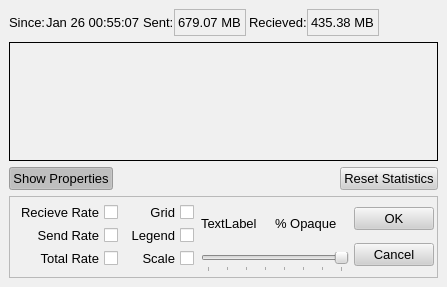
Above: src/gui/bwgraph/bwgraph.ui from a-ilin/vidalia before the change. Below: the same form after it.
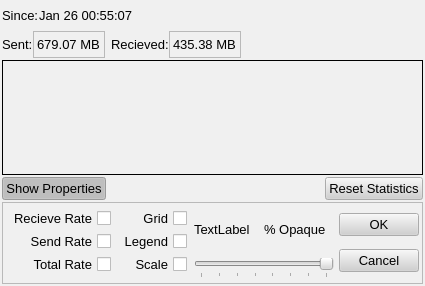
That is the form after the change. Icons and pictures are not drawn.

Commit message:
Smaller yet.
svn:r193

The edit to the form file:
```diff
--- a/src/gui/bwgraph/bwgraph.ui
+++ b/src/gui/bwgraph/bwgraph.ui
@@ -8,8 +8,8 @@
    <rect>
     <x>0</x>
     <y>0</y>
-    <width>446</width>
-    <height>287</height>
+    <width>423</width>
+    <height>286</height>
    </rect>
   </property>
   <property name="palette" >
@@ -299,26 +299,18 @@
   </property>
   <layout class="QVBoxLayout" >
    <property name="margin" >
-    <number>9</number>
+    <number>2</number>
+   </property>
+   <property name="spacing" >
+    <number>2</number>
+   </property>
+   <item>
+    <layout class="QHBoxLayout" >
+     <property name="margin" >
+      <number>0</number>
    </property>
    <property name="spacing" >
     <number>6</number>
-   </property>
-   <item>
-    <layout class="QHBoxLayout" >
-     <property name="margin" >
-      <number>0</number>
-     </property>
-     <property name="spacing" >
-      <number>0</number>
-     </property>
-     <item>
-      <layout class="QHBoxLayout" >
-       <property name="margin" >
-        <number>0</number>
-       </property>
-       <property name="spacing" >
-        <number>3</number>
        </property>
        <item>
         <layout class="QHBoxLayout" >
@@ -379,6 +371,37 @@
         </layout>
        </item>
        <item>
+      <spacer>
+       <property name="orientation" >
+        <enum>Qt::Horizontal</enum>
+       </property>
+       <property name="sizeHint" >
+        <size>
+         <width>126</width>
+         <height>20</height>
+        </size>
+       </property>
+      </spacer>
+     </item>
+    </layout>
+   </item>
+   <item>
+    <layout class="QHBoxLayout" >
+     <property name="margin" >
+      <number>0</number>
+     </property>
+     <property name="spacing" >
+      <number>6</number>
+     </property>
+     <item>
+      <layout class="QHBoxLayout" >
+       <property name="margin" >
+        <number>0</number>
+       </property>
+       <property name="spacing" >
+        <number>6</number>
+       </property>
+       <item>
         <layout class="QHBoxLayout" >
          <property name="margin" >
           <number>0</number>
@@ -530,7 +553,7 @@
        </property>
        <property name="sizeHint" >
         <size>
-         <width>40</width>
+         <width>82</width>
          <height>20</height>
         </size>
        </property>
@@ -542,8 +565,8 @@
     <widget class="QFrame" name="grmGraph" >
      <property name="minimumSize" >
       <size>
-       <width>429</width>
-       <height>111</height>
+       <width>120</width>
+       <height>80</height>
       </size>
      </property>
      <property name="font" >
@@ -669,13 +692,13 @@
      </property>
      <property name="minimumSize" >
       <size>
-       <width>429</width>
+       <width>421</width>
        <height>82</height>
       </size>
      </property>
      <property name="maximumSize" >
       <size>
-       <width>429</width>
+       <width>421</width>
        <height>82</height>
       </size>
      </property>
```
Lines whose indentation alone changed are shown as unchanged.
